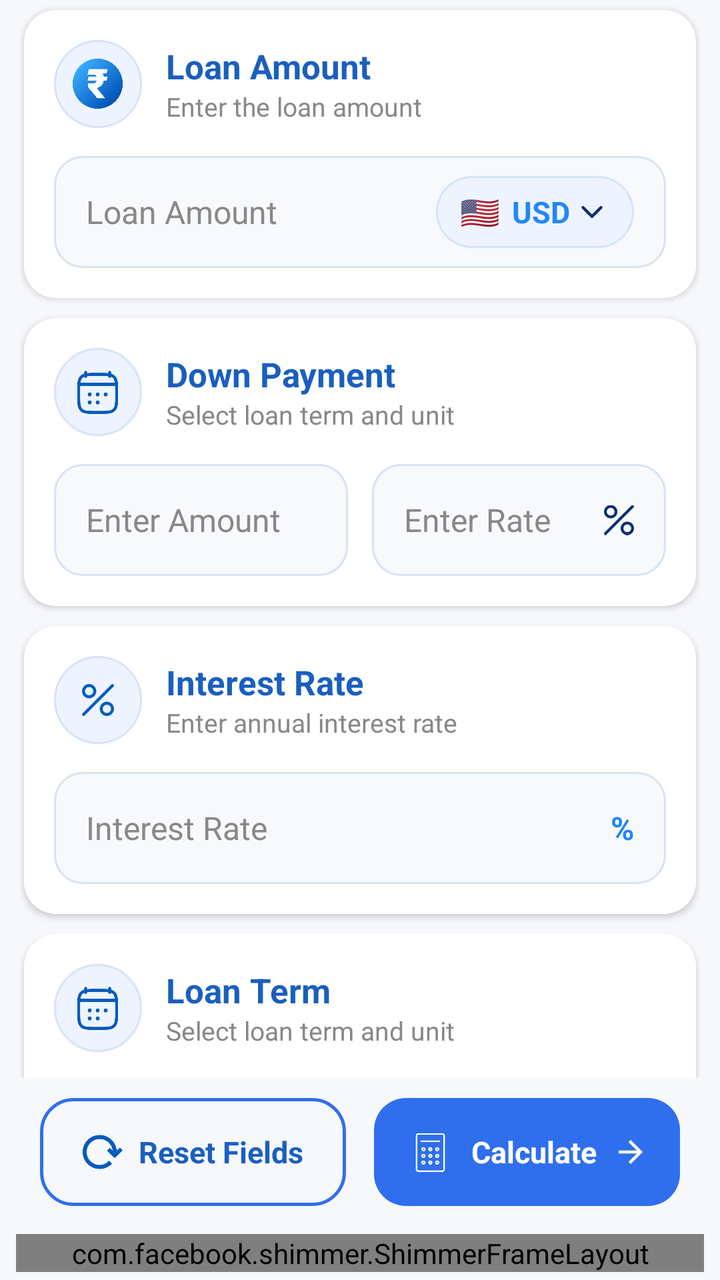
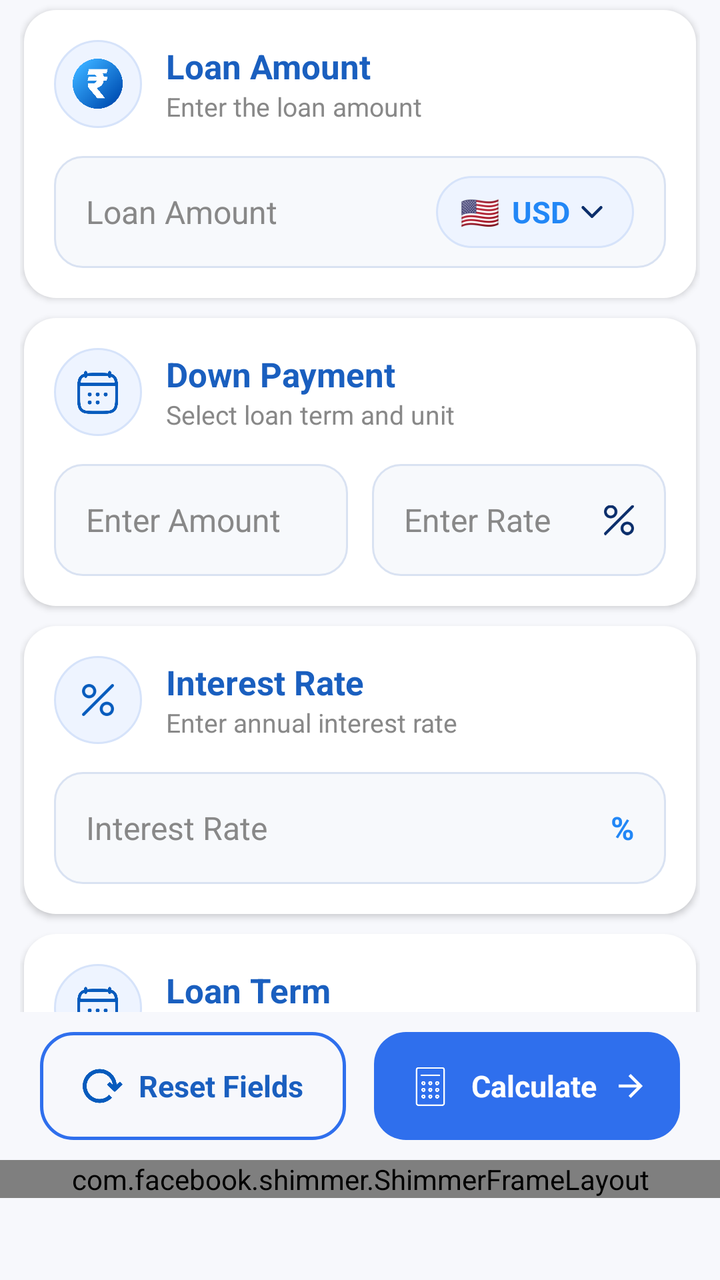

An Android layout rendered at two revisions. The XML below is the earlier revision; the diff shows what the commit changed to produce the second picture.
<!-- AndroidManifest.xml: application theme Theme.LoanSmart -->
<!-- res/layout/activity_home_loan.xml -->
<?xml version="1.0" encoding="utf-8"?>
<androidx.constraintlayout.widget.ConstraintLayout xmlns:android="http://schemas.android.com/apk/res/android"
    xmlns:app="http://schemas.android.com/apk/res-auto"
    xmlns:tools="http://schemas.android.com/tools"
    android:id="@+id/main"
    android:layout_width="match_parent"
    android:layout_height="match_parent"
    android:background="@color/screen_bg">


    <androidx.appcompat.widget.Toolbar
        android:id="@+id/toolbar"
        android:layout_width="0dp"
        android:layout_height="@dimen/_40sdp"
        android:background="@color/screen_bg"
        android:elevation="4dp"
        app:layout_constraintEnd_toEndOf="parent"
        app:layout_constraintHorizontal_bias="1.0"
        app:layout_constraintStart_toStartOf="parent"
        app:layout_constraintTop_toTopOf="parent">

        <ImageView
            android:layout_width="wrap_content"
            android:layout_height="25dp"
            android:src="@drawable/back_ic"
            app:tint="@color/header_blue_dark" />

        <TextView
            android:id="@+id/tvTitle"
            android:layout_width="wrap_content"
            android:layout_height="wrap_content"
            android:layout_gravity="center"
            android:text="Home Loan"
            android:textColor="@color/header_blue_dark"
            android:textSize="20sp"
            android:textStyle="bold" />

    </androidx.appcompat.widget.Toolbar>

    <androidx.core.widget.NestedScrollView
        android:id="@+id/scrollContent"
        android:layout_width="0dp"
        android:layout_height="0dp"
        android:background="@color/screen_bg"
        android:clipToPadding="false"
        android:paddingBottom="24dp"
        app:layout_constraintBottom_toTopOf="@id/bottomButtons"
        app:layout_constraintEnd_toEndOf="parent"
        app:layout_constraintStart_toStartOf="parent"
        app:layout_constraintTop_toBottomOf="@id/toolbar">

        <LinearLayout
            android:layout_width="match_parent"
            android:layout_height="wrap_content"
            android:orientation="vertical"
            android:paddingHorizontal="10dp">

            <LinearLayout
                android:layout_width="match_parent"
                android:layout_height="wrap_content"
                android:layout_marginStart="2dp"
                android:layout_marginTop="5dp"
                android:layout_marginEnd="2dp"
                android:layout_marginBottom="10dp"
                android:background="@drawable/bg_card_white"
                android:elevation="2dp"
                android:orientation="vertical"
                android:padding="15dp">

                <LinearLayout
                    android:layout_width="match_parent"
                    android:layout_height="wrap_content"
                    android:gravity="center_vertical"
                    android:orientation="horizontal">

                    <FrameLayout
                        android:layout_width="44dp"
                        android:layout_height="44dp"
                        android:background="@drawable/bg_icon_circle">

                        <ImageView
                            android:layout_width="25dp"
                            android:layout_height="25dp"
                            android:layout_gravity="center"
                            android:src="@drawable/rupee_ic" />

                    </FrameLayout>

                    <LinearLayout
                        android:layout_width="wrap_content"
                        android:layout_height="wrap_content"
                        android:layout_marginStart="12dp"
                        android:orientation="vertical">

                        <TextView
                            android:layout_width="match_parent"
                            android:layout_height="wrap_content"
                            android:text="Loan Amount"
                            android:textColor="@color/header_blue_light"
                            android:textSize="17sp"
                            android:textStyle="bold" />

                        <TextView
                            android:layout_width="wrap_content"
                            android:layout_height="wrap_content"
                            android:text="Enter the loan amount"
                            android:textColor="@color/grey"
                            android:textSize="13sp" />

                    </LinearLayout>

                </LinearLayout>


                <LinearLayout
                    android:layout_width="match_parent"
                    android:layout_height="56dp"
                    android:layout_marginTop="14dp"
                    android:background="@drawable/bg_input_field"
                    android:gravity="center_vertical"
                    android:orientation="horizontal"
                    android:paddingHorizontal="16dp">

                    <EditText
                        android:id="@+id/etLoanAmount"
                        android:layout_width="0dp"
                        android:layout_height="wrap_content"
                        android:layout_weight="1"
                        android:background="@null"
                        android:hint="Loan Amount"
                        android:inputType="numberDecimal"
                        android:textColor="@color/black"
                        android:textColorHint="@color/grey"
                        android:textSize="16sp" />

                    <LinearLayout
                        android:layout_width="wrap_content"
                        android:layout_height="36dp"
                        android:background="@drawable/bg_currency_pill"
                        android:gravity="center_vertical"
                        android:orientation="horizontal"
                        android:paddingHorizontal="12dp">

                        <TextView
                            android:layout_width="wrap_content"
                            android:layout_height="wrap_content"
                            android:text="🇺🇸"
                            android:textSize="16sp" />

                        <TextView
                            android:layout_width="wrap_content"
                            android:layout_height="wrap_content"
                            android:layout_marginStart="6dp"
                            android:text="USD"
                            android:textColor="@color/blue"
                            android:textSize="15sp"
                            android:textStyle="bold" />

                        <ImageView
                            android:layout_width="18dp"
                            android:layout_height="18dp"
                            android:layout_marginStart="2dp"
                            android:src="@drawable/ic_dropdown"
                            app:tint="@color/header_blue_dark" />

                    </LinearLayout>

                </LinearLayout>

            </LinearLayout>

            <LinearLayout
                android:layout_width="match_parent"
                android:layout_height="wrap_content"
                android:layout_marginStart="2dp"
                android:layout_marginEnd="2dp"
                android:layout_marginBottom="10dp"
                android:background="@drawable/bg_card_white"
                android:elevation="2dp"
                android:orientation="vertical"
                android:padding="15dp">

                <LinearLayout
                    android:layout_width="match_parent"
                    android:layout_height="wrap_content"
                    android:gravity="center_vertical"
                    android:orientation="horizontal">

                    <FrameLayout
                        android:layout_width="44dp"
                        android:layout_height="44dp"
                        android:background="@drawable/bg_icon_circle">

                        <ImageView
                            android:layout_width="25dp"
                            android:layout_height="25dp"
                            android:layout_gravity="center"
                            android:src="@drawable/calendar_ic" />

                    </FrameLayout>

                    <LinearLayout
                        android:layout_width="wrap_content"
                        android:layout_height="wrap_content"
                        android:layout_marginStart="12dp"
                        android:orientation="vertical">

                        <TextView
                            android:layout_width="match_parent"
                            android:layout_height="wrap_content"
                            android:text="Down Payment"
                            android:textColor="@color/header_blue_light"
                            android:textSize="17sp"
                            android:textStyle="bold" />

                        <TextView
                            android:layout_width="wrap_content"
                            android:layout_height="wrap_content"
                            android:text="Select loan term and unit"
                            android:textColor="@color/grey"
                            android:textSize="13sp" />

                    </LinearLayout>

                </LinearLayout>


                <LinearLayout
                    android:layout_width="match_parent"
                    android:layout_height="56dp"
                    android:layout_marginTop="14dp"
                    android:orientation="horizontal">

                    <LinearLayout
                        android:layout_width="0dp"
                        android:layout_height="match_parent"
                        android:layout_weight="1"
                        android:background="@drawable/bg_input_field"
                        android:gravity="center_vertical"
                        android:orientation="horizontal"
                        android:paddingHorizontal="16dp">

                        <TextView
                            android:id="@+id/tvdownpayment"
                            android:layout_width="0dp"
                            android:layout_height="wrap_content"
                            android:layout_weight="1"
                            android:text="Enter Amount"
                            android:textColor="@color/grey"
                            android:textSize="16sp" />

                        <TextView
                            android:id="@+id/Tvcurrency"
                            android:layout_width="wrap_content"
                            android:layout_height="wrap_content"
                            android:text=""
                            android:textColor="@color/header_blue_dark"/>

                    </LinearLayout>


                    
                    <LinearLayout
                        android:layout_width="0dp"
                        android:layout_height="match_parent"
                        android:layout_marginStart="12dp"
                        android:layout_weight="1"
                        android:background="@drawable/bg_input_field"
                        android:gravity="center_vertical"
                        android:orientation="horizontal"
                        android:paddingHorizontal="16dp">

                        <TextView
                            android:id="@+id/tvdownpaymentrate"
                            android:layout_width="0dp"
                            android:layout_height="wrap_content"
                            android:layout_weight="1"
                            android:text="Enter Rate"
                            android:textColor="@color/grey"
                            android:textSize="16sp" />

                        <ImageView
                            android:layout_width="15dp"
                            android:layout_height="18dp"
                            android:src="@drawable/percentage_ic"
                            app:tint="@color/header_blue_dark" />

                    </LinearLayout>

                </LinearLayout>

            </LinearLayout>

            <LinearLayout
                android:layout_width="match_parent"
                android:layout_height="wrap_content"
                android:layout_marginStart="2dp"
                android:layout_marginEnd="2dp"
                android:layout_marginBottom="10dp"
                android:background="@drawable/bg_card_white"
                android:elevation="2dp"
                android:orientation="vertical"
                android:padding="15dp">

                <LinearLayout
                    android:layout_width="match_parent"
                    android:layout_height="wrap_content"
                    android:gravity="center_vertical"
                    android:orientation="horizontal">

                    <FrameLayout
                        android:layout_width="44dp"
                        android:layout_height="44dp"
                        android:background="@drawable/bg_icon_circle">

                        <ImageView
                            android:layout_width="20dp"
                            android:layout_height="20dp"
                            android:layout_gravity="center"
                            android:padding="2dp"
                            android:src="@drawable/percentage_ic" />

                    </FrameLayout>

                    <LinearLayout
                        android:layout_width="wrap_content"
                        android:layout_height="wrap_content"
                        android:layout_marginStart="12dp"
                        android:orientation="vertical">

                        <TextView
                            android:layout_width="match_parent"
                            android:layout_height="wrap_content"
                            android:text="Interest Rate"
                            android:textColor="@color/header_blue_light"
                            android:textSize="17sp"
                            android:textStyle="bold" />

                        <TextView
                            android:layout_width="wrap_content"
                            android:layout_height="wrap_content"
                            android:text="Enter annual interest rate"
                            android:textColor="@color/grey"
                            android:textSize="13sp" />

                    </LinearLayout>

                </LinearLayout>


                <LinearLayout
                    android:layout_width="match_parent"
                    android:layout_height="56dp"
                    android:layout_marginTop="14dp"
                    android:background="@drawable/bg_input_field"
                    android:gravity="center_vertical"
                    android:orientation="horizontal"
                    android:paddingHorizontal="16dp">

                    <EditText
                        android:id="@+id/etInterestRate"
                        android:layout_width="0dp"
                        android:layout_height="wrap_content"
                        android:layout_weight="1"
                        android:background="@null"
                        android:hint="Interest Rate"
                        android:inputType="numberDecimal"
                        android:textColor="@color/black"
                        android:textColorHint="@color/grey"
                        android:textSize="16sp" />

                    <TextView
                        android:layout_width="wrap_content"
                        android:layout_height="wrap_content"
                        android:text="%"
                        android:textColor="@color/blue"
                        android:textSize="16sp"
                        android:textStyle="bold" />

                </LinearLayout>

            </LinearLayout>


            <LinearLayout
                android:layout_width="match_parent"
                android:layout_height="wrap_content"
                android:layout_marginStart="2dp"
                android:layout_marginEnd="2dp"
                android:layout_marginBottom="10dp"
                android:background="@drawable/bg_card_white"
                android:elevation="2dp"
                android:orientation="vertical"
                android:padding="15dp">

                <LinearLayout
                    android:layout_width="match_parent"
                    android:layout_height="wrap_content"
                    android:gravity="center_vertical"
                    android:orientation="horizontal">

                    <FrameLayout
                        android:layout_width="44dp"
                        android:layout_height="44dp"
                        android:background="@drawable/bg_icon_circle">

                        <ImageView
                            android:layout_width="25dp"
                            android:layout_height="25dp"
                            android:layout_gravity="center"
                            android:src="@drawable/calendar_ic" />

                    </FrameLayout>

                    <LinearLayout
                        android:layout_width="wrap_content"
                        android:layout_height="wrap_content"
                        android:layout_marginStart="12dp"
                        android:orientation="vertical">

                        <TextView
                            android:layout_width="match_parent"
                            android:layout_height="wrap_content"
                            android:text="Loan Term"
                            android:textColor="@color/header_blue_light"
                            android:textSize="17sp"
                            android:textStyle="bold" />

                        <TextView
                            android:layout_width="wrap_content"
                            android:layout_height="wrap_content"
                            android:text="Select loan term and unit"
                            android:textColor="@color/grey"
                            android:textSize="13sp" />

                    </LinearLayout>

                </LinearLayout>


                <LinearLayout
                    android:layout_width="match_parent"
                    android:layout_height="56dp"
                    android:layout_marginTop="14dp"
                    android:orientation="horizontal">

                    <LinearLayout
                        android:layout_width="0dp"
                        android:layout_height="match_parent"
                        android:layout_weight="1"
                        android:background="@drawable/bg_input_field"
                        android:gravity="center_vertical"
                        android:orientation="horizontal"
                        android:paddingHorizontal="16dp">

                        <TextView
                            android:id="@+id/tvLoanTerm"
                            android:layout_width="0dp"
                            android:layout_height="wrap_content"
                            android:layout_weight="1"
                            android:text="Loan Term"
                            android:textColor="@color/grey"
                            android:textSize="16sp" />

                        <ImageView
                            android:layout_width="18dp"
                            android:layout_height="18dp"
                            android:src="@drawable/ic_dropdown"
                            app:tint="@color/header_blue_dark" />

                    </LinearLayout>


                    
                    <LinearLayout
                        android:layout_width="0dp"
                        android:layout_height="match_parent"
                        android:layout_marginStart="12dp"
                        android:layout_weight="1"
                        android:background="@drawable/bg_dropdown_selected"
                        android:gravity="center_vertical"
                        android:orientation="horizontal"
                        android:paddingHorizontal="16dp">

                        <TextView
                            android:id="@+id/tvLoanUnit"
                            android:layout_width="0dp"
                            android:layout_height="wrap_content"
                            android:layout_weight="1"
                            android:text="Month"
                            android:textColor="@color/header_blue_light"
                            android:textSize="16sp"
                            android:textStyle="bold" />

                        <ImageView
                            android:layout_width="18dp"
                            android:layout_height="18dp"
                            android:src="@drawable/ic_dropdown"
                            app:tint="@color/header_blue_dark" />

                    </LinearLayout>

                </LinearLayout>

            </LinearLayout>

        </LinearLayout>

    </androidx.core.widget.NestedScrollView>


    <LinearLayout
        android:id="@+id/bottomButtons"
        android:layout_width="0dp"
        android:layout_height="wrap_content"
        android:background="@color/screen_bg"
        android:orientation="horizontal"
        android:paddingStart="20dp"
        android:paddingTop="10dp"
        android:paddingEnd="20dp"
        android:paddingBottom="10dp"
        app:layout_constraintBottom_toTopOf="@id/bannerContainer"
        app:layout_constraintEnd_toEndOf="parent"
        app:layout_constraintStart_toStartOf="parent">


        <LinearLayout
            android:id="@+id/btnReset"
            android:layout_width="0dp"
            android:layout_height="54dp"
            android:layout_weight="1"
            android:background="@drawable/bg_button_outline"
            android:clickable="true"
            android:focusable="true"
            android:gravity="center"
            android:orientation="horizontal">

            <ImageView
                android:layout_width="20dp"
                android:layout_height="20dp"
                android:src="@drawable/reset_ic" />

            <TextView
                android:layout_width="wrap_content"
                android:layout_height="wrap_content"
                android:layout_marginStart="8dp"
                android:text="Reset Fields"
                android:textColor="@color/header_blue_light"
                android:textSize="15sp"
                android:textStyle="bold" />

        </LinearLayout>

        <LinearLayout
            android:id="@+id/btnCalculate"
            android:layout_width="0dp"
            android:layout_height="54dp"
            android:layout_marginStart="14dp"
            android:layout_weight="1"
            android:background="@drawable/bg_button_primary"
            android:clickable="true"
            android:focusable="true"
            android:gravity="center"
            android:orientation="horizontal">

            <ImageView
                android:layout_width="25dp"
                android:layout_height="25dp"
                android:src="@drawable/calculator_ic"
                app:tint="@color/white" />

            <TextView
                android:layout_width="wrap_content"
                android:layout_height="wrap_content"
                android:layout_marginStart="8dp"
                android:text="Calculate"
                android:textColor="@color/white"
                android:textSize="15sp"
                android:textStyle="bold" />

            <ImageView
                android:layout_width="18dp"
                android:layout_height="18dp"
                android:layout_marginStart="8dp"
                android:src="@drawable/ic_arrow_forward" />

        </LinearLayout>

    </LinearLayout>

    <FrameLayout
        android:id="@+id/bannerContainer"
        android:layout_width="0dp"
        android:layout_height="wrap_content"
        android:background="@color/screen_bg"
        android:gravity="center"
        android:paddingStart="8dp"
        android:paddingTop="4dp"
        android:paddingEnd="8dp"
        android:paddingBottom="4dp"
        app:layout_constraintBottom_toBottomOf="parent"
        app:layout_constraintEnd_toEndOf="parent"
        app:layout_constraintStart_toStartOf="parent">

        <include
            layout="@layout/banner_shimmer_layout"
            android:layout_width="match_parent"
            android:layout_height="wrap_content" />

    </FrameLayout>

</androidx.constraintlayout.widget.ConstraintLayout>
<!-- res/layout/banner_shimmer_layout.xml (included above) -->
<?xml version="1.0" encoding="utf-8"?>
<com.facebook.shimmer.ShimmerFrameLayout xmlns:android="http://schemas.android.com/apk/res/android"
    xmlns:app="http://schemas.android.com/apk/res-auto"
    xmlns:tools="http://schemas.android.com/tools"
    android:id="@+id/shimmer_banner_container"
    android:layout_width="match_parent"
    android:layout_height="60dp"
    app:shimmer_auto_start="true"
    app:shimmer_base_color="@color/shimer_base_color"
    tools:ignore="MissingClass">

    <androidx.appcompat.widget.LinearLayoutCompat
        android:layout_width="match_parent"
        android:layout_height="match_parent"
        android:background="@color/white"
        android:gravity="center"
        android:orientation="horizontal">

        <androidx.appcompat.widget.AppCompatTextView
            android:layout_width="16dp"
            android:layout_height="16dp"
            android:layout_gravity="top"
            android:layout_marginStart="2dp"
            android:layout_marginTop="2dp"
            android:background="@drawable/ads_icon"
            android:gravity="center"
            android:text="@string/ad"
            android:textColor="@color/white"
            android:textSize="11sp" />

        <androidx.appcompat.widget.AppCompatImageView
            android:layout_width="40dp"
            android:layout_height="40dp"
            android:layout_margin="8dp"
            android:background="@color/lightTransparent"
            android:scaleType="centerCrop"
            tools:ignore="ContentDescription" />

        <androidx.appcompat.widget.LinearLayoutCompat
            android:layout_width="0dp"
            android:layout_height="match_parent"
            android:layout_gravity="center"
            android:layout_marginEnd="5dp"
            android:layout_weight="1"
            android:gravity="center"
            android:orientation="vertical">

            <androidx.appcompat.widget.AppCompatTextView
                android:layout_width="match_parent"
                android:layout_height="wrap_content"
                android:layout_marginTop="5dp"
                android:layout_marginBottom="2dp"
                android:background="@color/lightTransparent"
                android:ellipsize="end"
                android:lines="1"
                android:textColor="@android:color/black"
                android:textSize="15sp" />

            <androidx.appcompat.widget.AppCompatTextView
                android:layout_width="170dp"
                android:layout_height="wrap_content"
                android:layout_gravity="start"
                android:layout_marginTop="2dp"
                android:layout_marginBottom="5dp"
                android:background="@color/lightTransparent"
                android:ellipsize="end"
                android:lines="1"
                android:textColor="@android:color/darker_gray"
                android:textSize="14sp" />

        </androidx.appcompat.widget.LinearLayoutCompat>

        <androidx.appcompat.widget.LinearLayoutCompat
            android:layout_width="100dp"
            android:layout_height="match_parent"
            android:layout_gravity="center"
            android:layout_marginTop="5dp"
            android:layout_marginEnd="5dp"
            android:layout_marginBottom="5dp"
            android:background="@drawable/bg_card_ads"
            android:backgroundTint="@color/lightTransparent"
            android:gravity="center"
            android:textColor="@android:color/white"
            android:textSize="12sp" />

    </androidx.appcompat.widget.LinearLayoutCompat>

</com.facebook.shimmer.ShimmerFrameLayout>
<!-- resources referenced by this layout -->
<resources>
  <color name="black">#FF000000</color>
  <color name="blue">#2287F6</color>
  <color name="grey">#888</color>
  <color name="header_blue_dark">#0B2E6B</color>
  <color name="header_blue_light">#1A5FBF</color>
  <color name="lightTransparent">#16000000</color>
  <color name="screen_bg">#F7F8FC</color>
  <color name="shimer_base_color">#979595</color>
  <color name="white">#FFFFFF</color>
  <!-- drawable ads_icon (drawable) -->
  <?xml version="1.0" encoding="utf-8"?>
  <shape xmlns:android="http://schemas.android.com/apk/res/android">
      <solid android:color="#0E204A" />
      <corners android:radius="16dp" />
  </shape>
  <!-- drawable bg_button_primary (drawable) -->
  <?xml version="1.0" encoding="utf-8"?>
  <shape xmlns:android="http://schemas.android.com/apk/res/android"
      android:shape="rectangle">
  
      <solid android:color="@color/gradient_end" />
  
      <corners android:radius="16dp" />
  
      <padding
          android:left="12dp"
          android:top="8dp"
          android:right="12dp"
          android:bottom="8dp" />
  
  </shape>
  <!-- drawable bg_card_ads (drawable) -->
  <?xml version="1.0" encoding="utf-8"?>
  <shape xmlns:android="http://schemas.android.com/apk/res/android"
      android:shape="rectangle">
      <corners android:radius="10dp" />
      <solid android:color="@color/white" />
      <stroke
          android:width="1dp"
          android:color="@color/white" />
  </shape>
  <!-- drawable bg_card_white (drawable) -->
  <?xml version="1.0" encoding="utf-8"?>
  <shape xmlns:android="http://schemas.android.com/apk/res/android">
      <solid android:color="@color/white"/>
      <corners android:radius="16dp"/>
  </shape>
  <!-- drawable bg_currency_pill (drawable) -->
  <?xml version="1.0" encoding="utf-8"?>
  <shape xmlns:android="http://schemas.android.com/apk/res/android"
      android:shape="rectangle">
  
      <solid android:color="#EEF4FF" />
  
      <stroke
          android:width="1dp"
          android:color="#D6E3FA" />
  
      <corners android:radius="20dp" />
  
      <padding
          android:left="10dp"
          android:top="6dp"
          android:right="10dp"
          android:bottom="6dp" />
  
  </shape>
  <!-- drawable bg_dropdown_selected (drawable) -->
  <?xml version="1.0" encoding="utf-8"?>
  <shape xmlns:android="http://schemas.android.com/apk/res/android"
      android:shape="rectangle">
  
      <solid android:color="#EEF4FF" />
  
      <stroke
          android:width="1dp"
          android:color="#2F6FED" />
  
      <corners android:radius="12dp" />
  
      <padding
          android:left="14dp"
          android:top="8dp"
          android:right="14dp"
          android:bottom="8dp" />
  
  </shape>
  <!-- drawable bg_icon_circle (drawable) -->
  <?xml version="1.0" encoding="utf-8"?>
  <shape xmlns:android="http://schemas.android.com/apk/res/android"
      android:shape="oval">
  
      <solid android:color="#EEF4FF" />
  
      <stroke
          android:width="1dp"
          android:color="#D6E3FA" />
  
  </shape>
  <!-- drawable bg_input_field (drawable) -->
  <?xml version="1.0" encoding="utf-8"?>
  <shape xmlns:android="http://schemas.android.com/apk/res/android"
      android:shape="rectangle">
  
      <solid android:color="#F7F9FC" />
  
      <stroke
          android:width="1dp"
          android:color="#D9E2F2" />
  
      <corners android:radius="14dp" />
  
      <padding
          android:left="16dp"
          android:top="8dp"
          android:right="16dp"
          android:bottom="8dp" />
  
  </shape>
  <!-- drawable ic_arrow_forward (drawable) -->
  <?xml version="1.0" encoding="utf-8"?>
  <vector xmlns:android="http://schemas.android.com/apk/res/android"
      android:width="24dp"
      android:height="24dp"
      android:viewportWidth="24"
      android:viewportHeight="24">
      <path
          android:fillColor="#FFFFFF"
          android:pathData="M12,4l-1.41,1.41L16.17,11H4v2h12.17l-5.58,5.59L12,20l8,-8z" />
  </vector>
  <string name="ad">Ad</string>
  <color name="gradient_end">#2F6FED</color>
  <color name="primary_blue">#1F6FEB</color>
  <!-- unchanged entries left out for length: 9 -->
</resources>

<!-- the commit's change to res/layout/activity_home_loan.xml (unified diff, before → after) -->
@@ -590,14 +590,10 @@
 
     <FrameLayout
         android:id="@+id/bannerContainer"
-        android:layout_width="0dp"
-        android:layout_height="wrap_content"
+        android:layout_width="match_parent"
+        android:layout_height="60dp"
         android:background="@color/screen_bg"
         android:gravity="center"
-        android:paddingStart="8dp"
-        android:paddingTop="4dp"
-        android:paddingEnd="8dp"
-        android:paddingBottom="4dp"
         app:layout_constraintBottom_toBottomOf="parent"
         app:layout_constraintEnd_toEndOf="parent"
         app:layout_constraintStart_toStartOf="parent">
